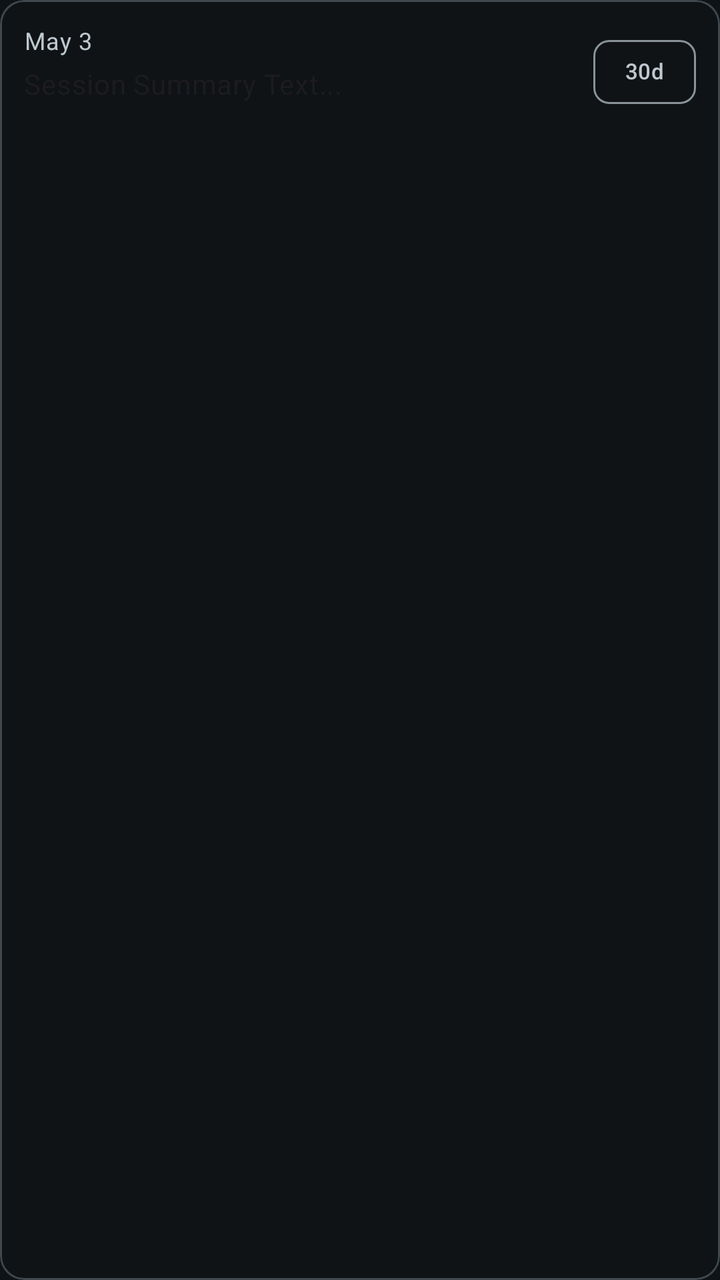
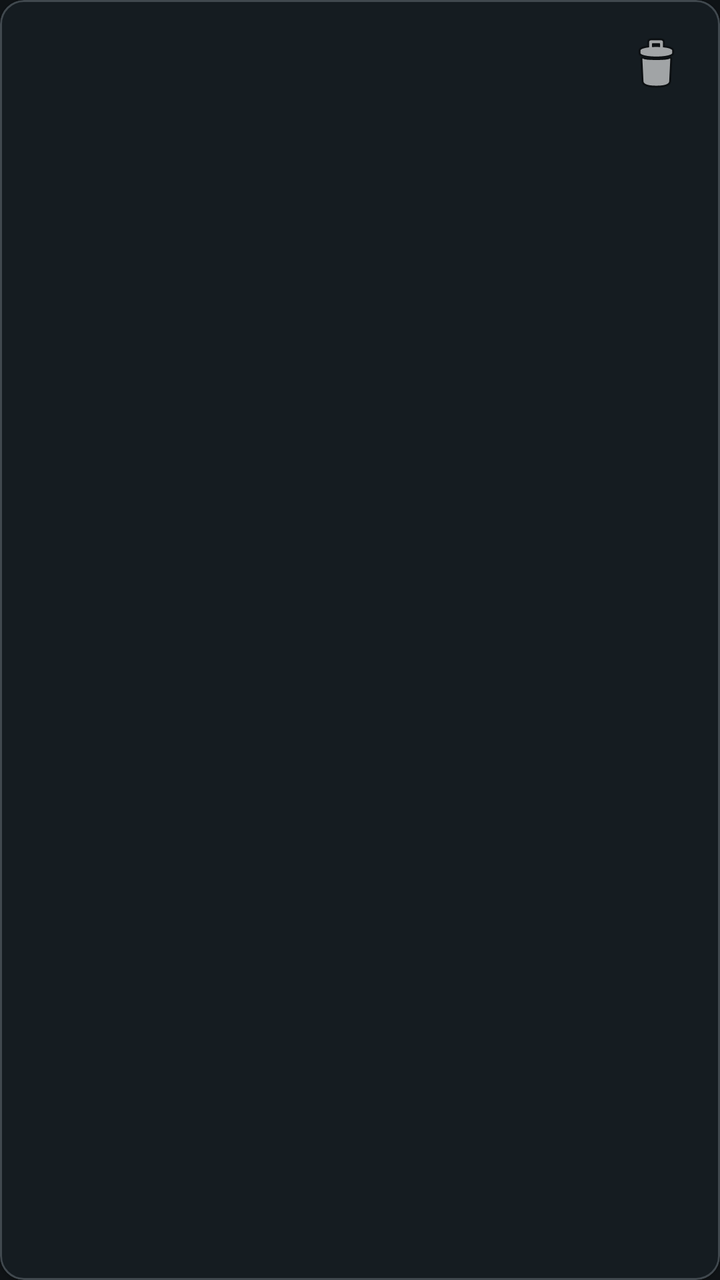

Before-and-after screenshots of an Android layout around one commit, followed by the original layout XML and the change that was made.
<!-- AndroidManifest.xml: application theme Theme.RiverSong -->
<!-- res/layout/item_memory_summary.xml -->
<?xml version="1.0" encoding="utf-8"?>
<com.google.android.material.card.MaterialCardView
    xmlns:android="http://schemas.android.com/apk/res/android"
    xmlns:app="http://schemas.android.com/apk/res-auto"
    android:layout_width="match_parent"
    android:layout_height="wrap_content"
    android:layout_marginHorizontal="16dp"
    android:layout_marginVertical="6dp"
    app:cardElevation="0dp"
    app:strokeWidth="1dp"
    app:strokeColor="?attr/colorOutlineVariant">

    <RelativeLayout
        android:layout_width="match_parent"
        android:layout_height="wrap_content"
        android:padding="12dp">

        <TextView
            android:id="@+id/textViewDate"
            android:layout_width="wrap_content"
            android:layout_height="wrap_content"
            android:text="May 3"
            android:textAppearance="@style/TextAppearance.Material3.BodySmall"
            android:textColor="?attr/colorOnSurfaceVariant" />

        <TextView
            android:id="@+id/textViewSummary"
            android:layout_width="match_parent"
            android:layout_height="wrap_content"
            android:layout_below="@id/textViewDate"
            android:layout_toStartOf="@id/chipTtl"
            android:layout_marginTop="4dp"
            android:layout_marginEnd="8dp"
            android:text="Session Summary Text..."
            android:textAppearance="@style/TextAppearance.Material3.BodyMedium" />

        <com.google.android.material.chip.Chip
            android:id="@+id/chipTtl"
            style="@style/Widget.Material3.Chip.Suggestion"
            android:layout_width="wrap_content"
            android:layout_height="wrap_content"
            android:layout_alignParentEnd="true"
            android:layout_centerVertical="true"
            android:text="30d"
            app:chipMinHeight="32dp"
            android:textSize="11sp" />

    </RelativeLayout>

</com.google.android.material.card.MaterialCardView>
<!-- resources referenced by this layout -->
<resources>
  <color name="rs_blue_primary">#96CBFF</color>
  <color name="rs_blue_on_primary">#003354</color>
  <color name="rs_blue_primary_container">#004A77</color>
  <color name="rs_blue_on_primary_container">#CAE6FF</color>
  <color name="rs_blue_secondary">#B6C9D9</color>
  <color name="rs_blue_on_secondary">#213242</color>
  <color name="rs_blue_secondary_container">#384959</color>
  <color name="rs_blue_on_secondary_container">#D2E5F5</color>
  <color name="rs_blue_tertiary">#D9BBFF</color>
  <color name="rs_blue_on_tertiary">#3E1F77</color>
  <color name="rs_blue_tertiary_container">#55368F</color>
  <color name="rs_blue_on_tertiary_container">#EEDCFF</color>
  <color name="rs_blue_error">#FFB4AB</color>
  <color name="rs_blue_on_error">#690005</color>
  <color name="rs_blue_error_container">#93000A</color>
  <color name="rs_blue_on_error_container">#FFDAD6</color>
  <color name="rs_blue_background">#0F1316</color>
  <color name="rs_blue_on_surface">#DEE4E9</color>
  <color name="rs_blue_surface">#0F1316</color>
  <color name="rs_blue_surface_variant">#1B2023</color>
  <color name="rs_blue_on_surface_variant">#BFC8CE</color>
  <color name="rs_blue_outline">#899398</color>
  <color name="rs_blue_outline_variant">#40484E</color>
  <color name="rs_blue_warn">#FFB86C</color>
  <style name="ShapeAppearance.RiverSong.XS" parent="">
          <item name="cornerSize">4dp</item>
      </style>
  <style name="ShapeAppearance.RiverSong.SM" parent="">
          <item name="cornerSize">8dp</item>
      </style>
  <style name="ShapeAppearance.RiverSong.MD" parent="">
          <item name="cornerSize">12dp</item>
      </style>
  <style name="ShapeAppearance.RiverSong.LG" parent="">
          <item name="cornerSize">16dp</item>
      </style>
  <style name="ShapeAppearance.RiverSong.XL" parent="">
          <item name="cornerSize">20dp</item>
      </style>
  <!-- unchanged entries left out for length: 1 -->
</resources>

<!-- the commit's change to res/layout/item_memory_summary.xml (unified diff, before → after) -->
@@ -1,50 +1,68 @@
 <?xml version="1.0" encoding="utf-8"?>
-<com.google.android.material.card.MaterialCardView
-    xmlns:android="http://schemas.android.com/apk/res/android"
+<com.google.android.material.card.MaterialCardView xmlns:android="http://schemas.android.com/apk/res/android"
     xmlns:app="http://schemas.android.com/apk/res-auto"
     android:layout_width="match_parent"
     android:layout_height="wrap_content"
     android:layout_marginHorizontal="16dp"
-    android:layout_marginVertical="6dp"
-    app:cardElevation="0dp"
-    app:strokeWidth="1dp"
-    app:strokeColor="?attr/colorOutlineVariant">
+    android:layout_marginVertical="4dp"
+    app:cardCornerRadius="12dp"
+    app:cardElevation="1dp">
 
-    <RelativeLayout
+    <LinearLayout
         android:layout_width="match_parent"
         android:layout_height="wrap_content"
-        android:padding="12dp">
+        android:orientation="vertical"
+        android:padding="16dp">
+
+        <LinearLayout
+            android:layout_width="match_parent"
+            android:layout_height="wrap_content"
+            android:orientation="horizontal"
+            android:gravity="center_vertical">
+
+            <TextView
+                android:id="@+id/textViewSummaryDate"
+                android:layout_width="0dp"
+                android:layout_height="wrap_content"
+                android:layout_weight="1"
+                android:textStyle="bold"
+                android:textSize="14sp"
+                android:textColor="?attr/colorPrimary" />
+
+            <TextView
+                android:id="@+id/textViewSummaryTtl"
+                android:layout_width="wrap_content"
+                android:layout_height="wrap_content"
+                android:textSize="11sp"
+                android:textColor="?attr/colorOnSurfaceVariant" />
+
+            <ImageButton
+                android:id="@+id/buttonDeleteSummary"
+                android:layout_width="32dp"
+                android:layout_height="32dp"
+                android:layout_marginStart="8dp"
+                android:background="?attr/selectableItemBackgroundBorderless"
+                android:src="@android:drawable/ic_menu_delete" />
+
+        </LinearLayout>
 
         <TextView
-            android:id="@+id/textViewDate"
-            android:layout_width="wrap_content"
+            android:id="@+id/textViewSummaryText"
+            android:layout_width="match_parent"
             android:layout_height="wrap_content"
-            android:text="May 3"
-            android:textAppearance="@style/TextAppearance.Material3.BodySmall"
+            android:layout_marginTop="8dp"
+            android:textSize="13sp"
+            android:textColor="?attr/colorOnSurface"
+            android:lineSpacingMultiplier="1.2" />
+
+        <TextView
+            android:id="@+id/textViewSummaryExpires"
+            android:layout_width="match_parent"
+            android:layout_height="wrap_content"
+            android:layout_marginTop="8dp"
+            android:gravity="end"
+            android:textSize="11sp"
             android:textColor="?attr/colorOnSurfaceVariant" />
 
-        <TextView
-            android:id="@+id/textViewSummary"
-            android:layout_width="match_parent"
-            android:layout_height="wrap_content"
-            android:layout_below="@id/textViewDate"
-            android:layout_toStartOf="@id/chipTtl"
-            android:layout_marginTop="4dp"
-            android:layout_marginEnd="8dp"
-            android:text="Session Summary Text..."
-            android:textAppearance="@style/TextAppearance.Material3.BodyMedium" />
-
-        <com.google.android.material.chip.Chip
-            android:id="@+id/chipTtl"
-            style="@style/Widget.Material3.Chip.Suggestion"
-            android:layout_width="wrap_content"
-            android:layout_height="wrap_content"
-            android:layout_alignParentEnd="true"
-            android:layout_centerVertical="true"
-            android:text="30d"
-            app:chipMinHeight="32dp"
-            android:textSize="11sp" />
-
-    </RelativeLayout>
-
+    </LinearLayout>
 </com.google.android.material.card.MaterialCardView>
